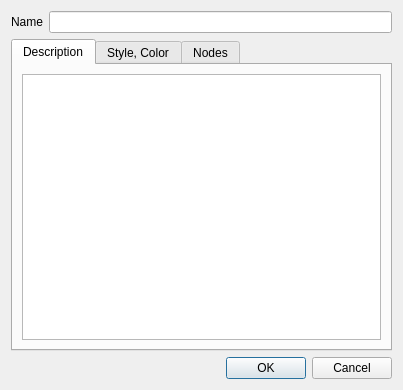
Above: src/plugins/render/annotate/EditPolygonDialog.ui from KDE/marble before the change. Below: the same form after it.
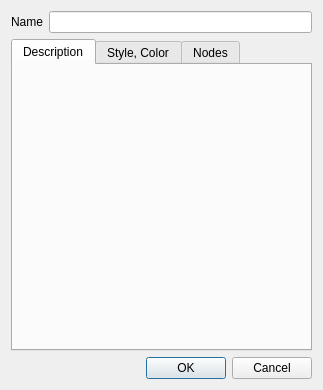
That is the form after the change. The open tabs and pages were chosen to show the change.

Commit message: Refactor code from EditPlacemarkDialog description to FormattedTextWidget. Replace EditPlacemarkDialog description editing. Implement FormattedTextWidget to EditPolygonDialog, EditPolylineDialog and EditGroundOverlayDialog.

Patch:
```diff
--- a/src/plugins/render/annotate/EditPolygonDialog.ui
+++ b/src/plugins/render/annotate/EditPolygonDialog.ui
@@ -6,7 +6,7 @@
    <rect>
     <x>0</x>
     <y>0</y>
-    <width>403</width>
+    <width>323</width>
     <height>390</height>
    </rect>
   </property>
@@ -44,11 +44,6 @@
       <attribute name="title">
        <string>Description</string>
       </attribute>
-      <layout class="QVBoxLayout" name="verticalLayout_2">
-       <item>
-        <widget class="QTextEdit" name="m_description"/>
-       </item>
-      </layout>
      </widget>
      <widget class="QWidget" name="m_styleTab">
       <attribute name="title">
```
Left out of the diff: 4 changed lines with no effect on the pictures. The commit also changes 12 other files.
